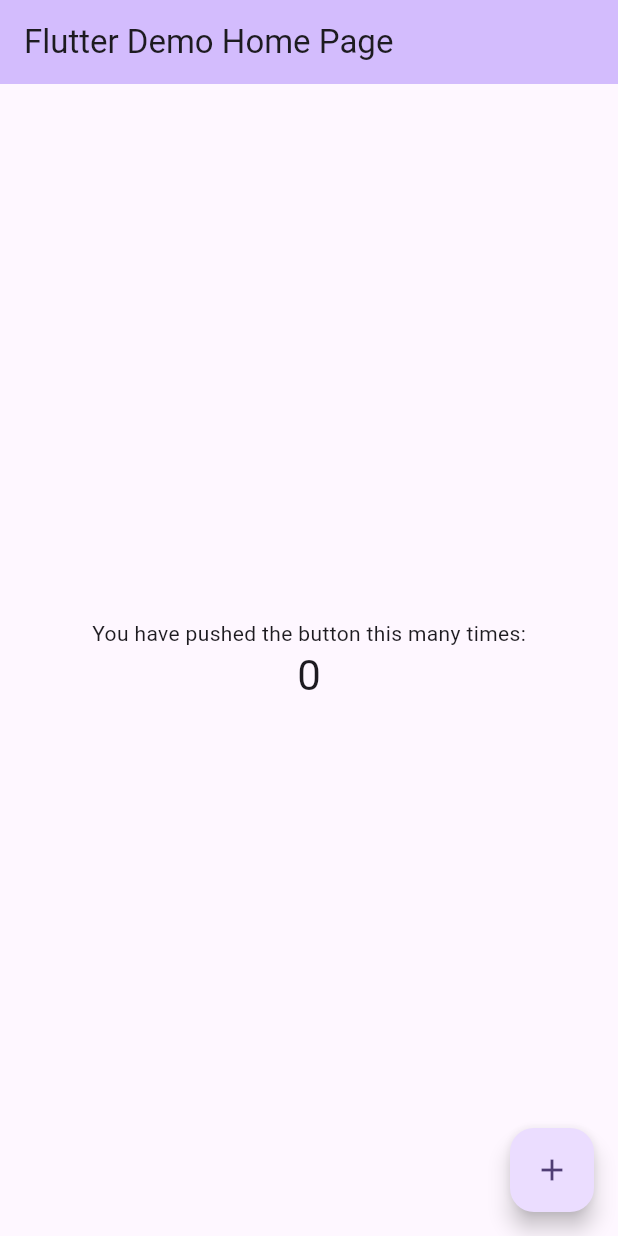
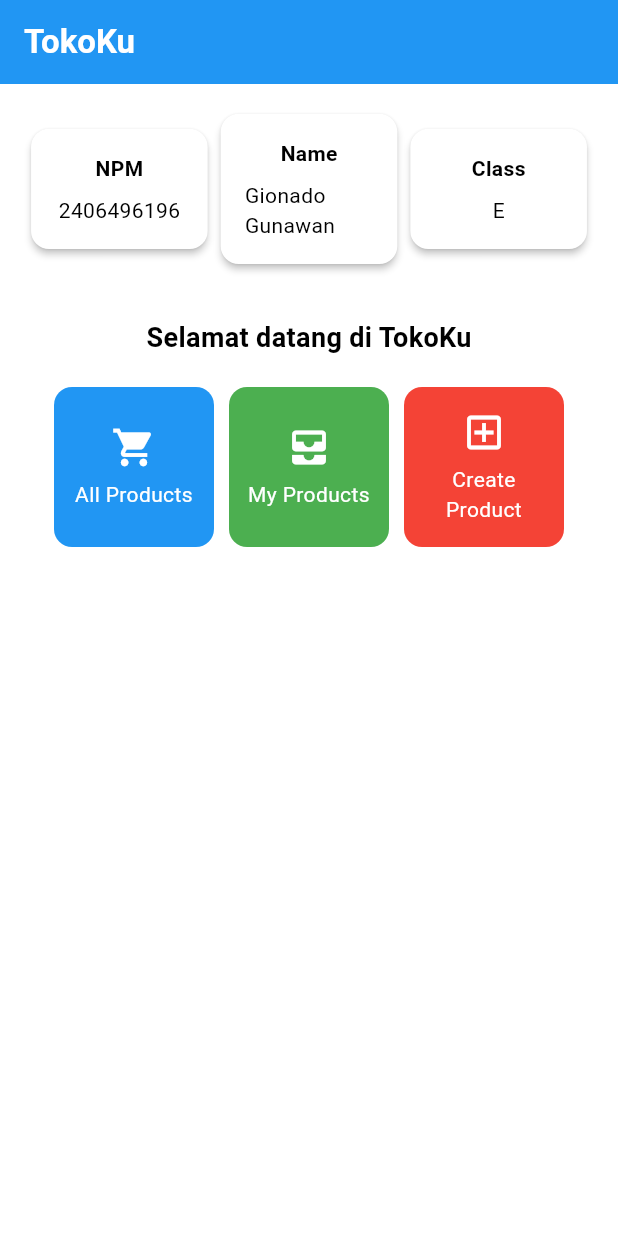
Before and after one commit to Gionado/tokoku-mobile, a Flutter app: the screen it shows after launch, on a phone screen of 412 x 824 dp. Run offline on Flutter 3.47's test engine with Material 3 defaults, Android fonts, the phone set to English and light mode, and no system bars.

Commit message:
Penyelesaian tugas 1: Membuat program flutter baru

```diff
--- a/lib/main.dart
+++ b/lib/main.dart
@@ -1,4 +1,5 @@
 import 'package:flutter/material.dart';
+import 'package:tokoku/menu.dart';
 
 void main() {
   runApp(const MyApp());
@@ -28,95 +29,9 @@ class MyApp extends StatelessWidget {
         //
         // This works for code too, not just values: Most code changes can be
         // tested with just a hot reload.
-        colorScheme: ColorScheme.fromSeed(seedColor: Colors.deepPurple),
+        colorScheme: ColorScheme.fromSwatch(primarySwatch: Colors.blue).copyWith(secondary: Colors.blueAccent[400]),
       ),
-      home: const MyHomePage(title: 'Flutter Demo Home Page'),
+      home: MyHomePage(),
     );
   }
 }
-
-class MyHomePage extends StatefulWidget {
-  const MyHomePage({super.key, required this.title});
-
-  // This widget is the home page of your application. It is stateful, meaning
-  // that it has a State object (defined below) that contains fields that affect
-  // how it looks.
-
-  // This class is the configuration for the state. It holds the values (in this
-  // case the title) provided by the parent (in this case the App widget) and
-  // used by the build method of the State. Fields in a Widget subclass are
-  // always marked "final".
-
-  final String title;
-
-  @override
-  State<MyHomePage> createState() => _MyHomePageState();
-}
-
-class _MyHomePageState extends State<MyHomePage> {
-  int _counter = 0;
-
-  void _incrementCounter() {
-    setState(() {
-      // This call to setState tells the Flutter framework that something has
-      // changed in this State, which causes it to rerun the build method below
-      // so that the display can reflect the updated values. If we changed
-      // _counter without calling setState(), then the build method would not be
-      // called again, and so nothing would appear to happen.
-      _counter++;
-    });
-  }
-
-  @override
-  Widget build(BuildContext context) {
-    // This method is rerun every time setState is called, for instance as done
-    // by the _incrementCounter method above.
-    //
-    // The Flutter framework has been optimized to make rerunning build methods
-    // fast, so that you can just rebuild anything that needs updating rather
-    // than having to individually change instances of widgets.
-    return Scaffold(
-      appBar: AppBar(
-        // TRY THIS: Try changing the color here to a specific color (to
-        // Colors.amber, perhaps?) and trigger a hot reload to see the AppBar
-        // change color while the other colors stay the same.
-        backgroundColor: Theme.of(context).colorScheme.inversePrimary,
-        // Here we take the value from the MyHomePage object that was created by
-        // the App.build method, and use it to set our appbar title.
-        title: Text(widget.title),
-      ),
-      body: Center(
-        // Center is a layout widget. It takes a single child and positions it
-        // in the middle of the parent.
-        child: Column(
-          // Column is also a layout widget. It takes a list of children and
-          // arranges them vertically. By default, it sizes itself to fit its
-          // children horizontally, and tries to be as tall as its parent.
-          //
-          // Column has various properties to control how it sizes itself and
-          // how it positions its children. Here we use mainAxisAlignment to
-          // center the children vertically; the main axis here is the vertical
-          // axis because Columns are vertical (the cross axis would be
-          // horizontal).
-          //
-          // TRY THIS: Invoke "debug painting" (choose the "Toggle Debug Paint"
-          // action in the IDE, or press "p" in the console), to see the
-          // wireframe for each widget.
-          mainAxisAlignment: MainAxisAlignment.center,
-          children: <Widget>[
-            const Text('You have pushed the button this many times:'),
-            Text(
-              '$_counter',
-              style: Theme.of(context).textTheme.headlineMedium,
-            ),
-          ],
-        ),
-      ),
-      floatingActionButton: FloatingActionButton(
-        onPressed: _incrementCounter,
-        tooltip: 'Increment',
-        child: const Icon(Icons.add),
-      ), // This trailing comma makes auto-formatting nicer for build methods.
-    );
-  }
-}
--- /dev/null
+++ b/lib/menu.dart
@@ -0,0 +1,193 @@
+import 'package:flutter/material.dart';
+
+class MyHomePage extends StatelessWidget {
+  MyHomePage({super.key});
+
+  final String nama = "Gionado Gunawan";
+  final String npm = "2406496196";
+  final String kelas = "E";
+
+  final List<ItemHomepage> items = [
+    ItemHomepage("All Products", Icons.shopping_cart, Colors.blue),
+    ItemHomepage("My Products", Icons.all_inbox, Colors.green),
+    ItemHomepage("Create Product", Icons.add_box_outlined, Colors.red),
+  ];
+
+  @override
+  Widget build(BuildContext context) {
+    // Scaffold menyediakan struktur dasar halaman dengan AppBar dan body.
+    return Scaffold(
+      // AppBar adalah bagian atas halaman yang menampilkan judul.
+      appBar: AppBar(
+        // Judul aplikasi "Football News" dengan teks putih dan tebal.
+        title: const Text(
+          'TokoKu',
+          style: TextStyle(
+            color: Colors.white,
+            fontWeight: FontWeight.bold,
+          ),
+        ),
+        // Warna latar belakang AppBar diambil dari skema warna tema aplikasi.
+        backgroundColor: Theme
+            .of(context)
+            .colorScheme
+            .primary,
+      ),
+      // Body halaman dengan padding di sekelilingnya.
+      body: Padding(
+        padding: const EdgeInsets.all(16.0),
+        // Menyusun widget secara vertikal dalam sebuah kolom.
+        child: Column(
+          crossAxisAlignment: CrossAxisAlignment.center,
+          children: [
+            // Row untuk menampilkan 3 InfoCard secara horizontal.
+            Row(
+              mainAxisAlignment: MainAxisAlignment.spaceEvenly,
+              children: [
+                InfoCard(title: 'NPM', content: npm),
+                InfoCard(title: 'Name', content: nama),
+                InfoCard(title: 'Class', content: kelas),
+              ],
+            ),
+
+            // Memberikan jarak vertikal 16 unit.
+            const SizedBox(height: 16.0),
+
+            // Menempatkan widget berikutnya di tengah halaman.
+            Center(
+              child: Column(
+                // Menyusun teks dan grid item secara vertikal.
+
+                children: [
+                  // Menampilkan teks sambutan dengan gaya tebal dan ukuran 18.
+                  const Padding(
+                    padding: EdgeInsets.only(top: 16.0),
+                    child: Text(
+                      'Selamat datang di TokoKu',
+                      style: TextStyle(
+                        fontWeight: FontWeight.bold,
+                        fontSize: 18.0,
+                      ),
+                    ),
+                  ),
+
+                  // Grid untuk menampilkan ItemCard dalam bentuk grid 3 kolom.
+                  GridView.count(
+                    primary: true,
+                    padding: const EdgeInsets.all(20),
+                    crossAxisSpacing: 10,
+                    mainAxisSpacing: 10,
+                    crossAxisCount: 3,
+                    // Agar grid menyesuaikan tinggi kontennya.
+                    shrinkWrap: true,
+
+                    // Menampilkan ItemCard untuk setiap item dalam list items.
+                    children: items.map((ItemHomepage item) {
+                      return ItemCard(item);
+                    }).toList(),
+                  ),
+                ],
+              ),
+            ),
+          ],
+        ),
+      ),
+    );
+
+  }
+}
+class ItemHomepage {
+  final String name;
+  final IconData icon;
+  final Color color;
+
+  ItemHomepage(this.name, this.icon, this.color);
+}
+
+
+class InfoCard extends StatelessWidget {
+  // Kartu informasi yang menampilkan title dan content.
+
+  final String title;  // Judul kartu.
+  final String content;  // Isi kartu.
+
+  const InfoCard({super.key, required this.title, required this.content});
+
+  @override
+  Widget build(BuildContext context) {
+    return Card(
+      // Membuat kotak kartu dengan bayangan dibawahnya.
+      elevation: 2.0,
+      child: Container(
+        // Mengatur ukuran dan jarak di dalam kartu.
+        width: MediaQuery.of(context).size.width / 3.5, // menyesuaikan dengan lebar device yang digunakan.
+        padding: const EdgeInsets.all(16.0),
+        // Menyusun title dan content secara vertikal.
+        child: Column(
+          children: [
+            Text(
+              title,
+              style: const TextStyle(fontWeight: FontWeight.bold),
+            ),
+            const SizedBox(height: 8.0),
+            Text(content),
+          ],
+        ),
+      ),
+    );
+  }
+}
+
+class ItemCard extends StatelessWidget {
+  // Menampilkan kartu dengan ikon dan nama.
+
+  final ItemHomepage item;
+
+  const ItemCard(this.item, {super.key});
+
+  @override
+  Widget build(BuildContext context) {
+    return Material(
+      // Menentukan warna latar belakang dari tema aplikasi.
+      color: item.color,
+      // Membuat sudut kartu melengkung.
+      borderRadius: BorderRadius.circular(12),
+
+      child: InkWell(
+        // Aksi ketika kartu ditekan.
+        onTap: () {
+          // Menampilkan pesan SnackBar saat kartu ditekan.
+          ScaffoldMessenger.of(context)
+            ..hideCurrentSnackBar()
+            ..showSnackBar(
+                SnackBar(content: Text("Kamu telah menekan tombol ${item.name}!"))
+            );
+        },
+        // Container untuk menyimpan Icon dan Text
+        child: Container(
+          padding: const EdgeInsets.all(8),
+          child: Center(
+            child: Column(
+              // Menyusun ikon dan teks di tengah kartu.
+              mainAxisAlignment: MainAxisAlignment.center,
+              children: [
+                Icon(
+                  item.icon,
+                  color: Colors.white,
+                  size: 30.0,
+                ),
+                const Padding(padding: EdgeInsets.all(3)),
+                Text(
+                  item.name,
+                  textAlign: TextAlign.center,
+                  style: const TextStyle(color: Colors.white),
+                ),
+              ],
+            ),
+          ),
+        ),
+      ),
+    );
+  }
+
+}
```
Also changed, not shown: 1 other file.
